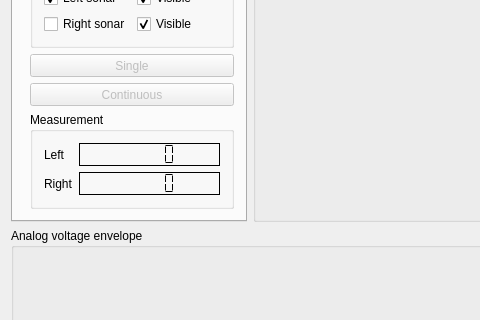
The window that mainwindow.ui (mfrydrysiak/PAS_triangulation_sonar) describes before a commit, drawn with Qt 5; both pictures show x 0 to 480 and y 354 to 674 of the 793 by 776 pixel window.
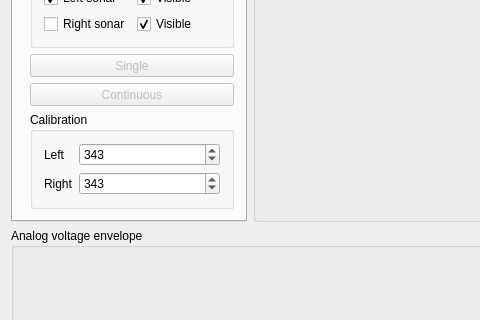
The same window after the commit. The open tabs and pages were chosen to show the change. Custom widgets are drawn as their Qt base class.

The edit to the form file:
```diff
--- a/mainwindow.ui
+++ b/mainwindow.ui
@@ -255,7 +255,7 @@
             <item row="5" column="1">
              <widget class="QGroupBox" name="groupBox_7">
               <property name="title">
-               <string>Measurement</string>
+               <string>Calibration</string>
               </property>
               <layout class="QFormLayout" name="formLayout_4">
                <item row="0" column="0">
@@ -265,38 +265,6 @@
                  </property>
                 </widget>
                </item>
-               <item row="0" column="1">
-                <widget class="QLCDNumber" name="lcd_left">
-                 <property name="font">
-                  <font>
-                   <pointsize>12</pointsize>
-                   <weight>50</weight>
-                   <bold>false</bold>
-                   <strikeout>false</strikeout>
-                   <stylestrategy>PreferDefault</stylestrategy>
-                   <kerning>true</kerning>
-                  </font>
-                 </property>
-                 <property name="frameShape">
-                  <enum>QFrame::Box</enum>
-                 </property>
-                 <property name="frameShadow">
-                  <enum>QFrame::Plain</enum>
-                 </property>
-                 <property name="midLineWidth">
-                  <number>0</number>
-                 </property>
-                 <property name="smallDecimalPoint">
-                  <bool>false</bool>
-                 </property>
-                 <property name="digitCount">
-                  <number>5</number>
-                 </property>
-                 <property name="segmentStyle">
-                  <enum>QLCDNumber::Flat</enum>
-                 </property>
-                </widget>
-               </item>
                <item row="1" column="0">
                 <widget class="QLabel" name="label_6">
                  <property name="text">
@@ -304,13 +272,29 @@
                  </property>
                 </widget>
                </item>
+               <item row="0" column="1">
+                <widget class="QSpinBox" name="spinBox_calibLeft">
+                 <property name="minimum">
+                  <number>200</number>
+                 </property>
+                 <property name="maximum">
+                  <number>400</number>
+                 </property>
+                 <property name="value">
+                  <number>343</number>
+                 </property>
+                </widget>
+               </item>
                <item row="1" column="1">
-                <widget class="QLCDNumber" name="lcd_right">
-                 <property name="frameShadow">
-                  <enum>QFrame::Plain</enum>
+                <widget class="QSpinBox" name="spinBox_calibRight">
+                 <property name="minimum">
+                  <number>200</number>
                  </property>
-                 <property name="segmentStyle">
-                  <enum>QLCDNumber::Flat</enum>
+                 <property name="maximum">
+                  <number>400</number>
+                 </property>
+                 <property name="value">
+                  <number>343</number>
                  </property>
                 </widget>
                </item>
```
Left out of the diff: 22 changed lines with no effect on the pictures.
